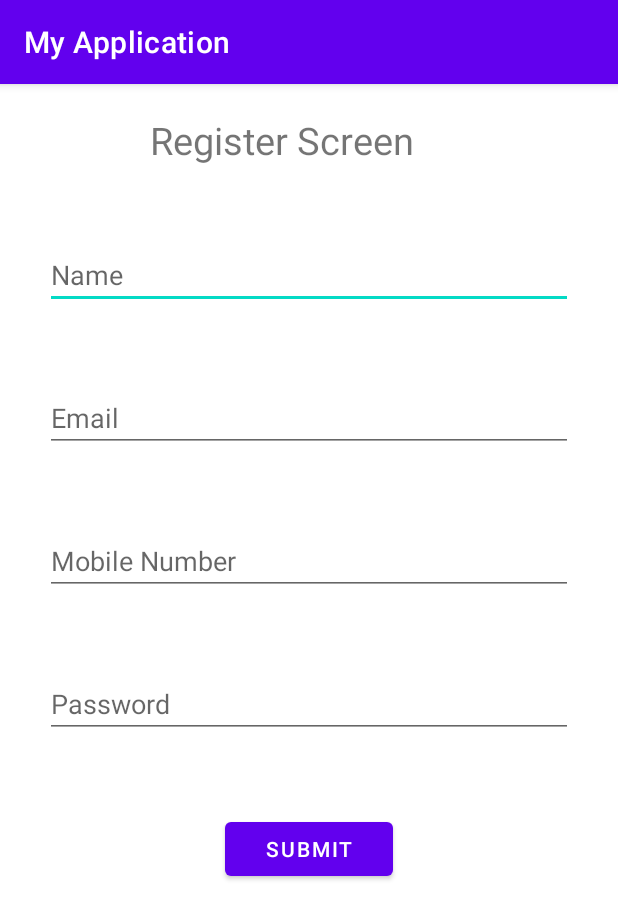
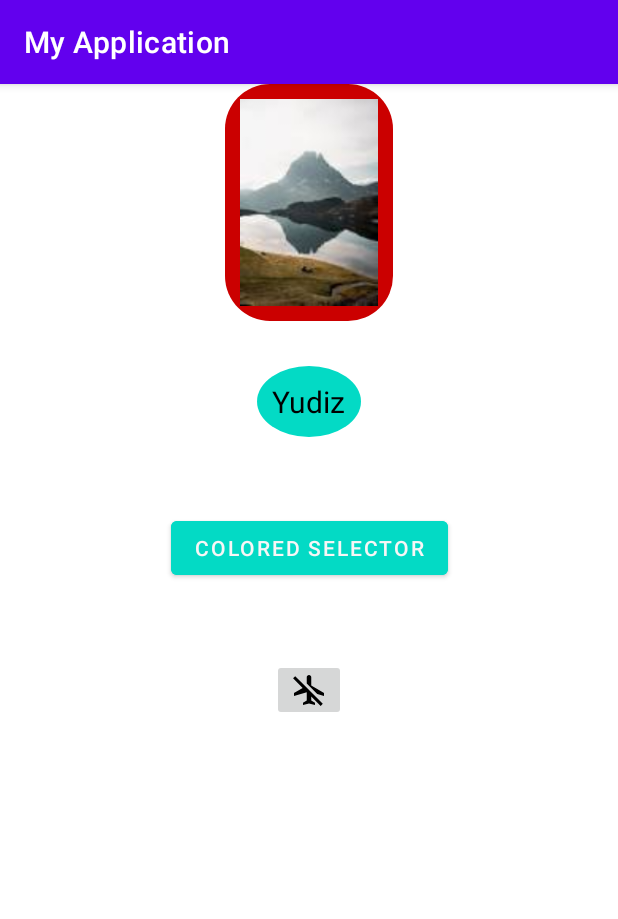
Before and after one commit to YudizAndroidAnand/Demo, an Android app: the screen it shows after launch (MainActivity before the commit, Shapes_drawable after it), on a phone screen of 412 x 824 dp. Shown: the top 919 px of the screen. Run offline under Robolectric (Android 15) with nearby library versions, the phone set to English and light mode, and no system bars.

Commit message:
Vector, Shapes and Drawable Selector

```diff
--- a/app/build.gradle
+++ b/app/build.gradle
@@ -9,7 +9,7 @@ android {
 
     defaultConfig {
         applicationId "com.example.myapplication"
-        minSdk 24
+        minSdk 25
         targetSdk 33
         versionCode 1
         versionName "1.0"
--- a/app/src/main/AndroidManifest.xml
+++ b/app/src/main/AndroidManifest.xml
@@ -11,12 +11,11 @@
         android:supportsRtl="true"
         android:theme="@style/Theme.MyApplication"
         tools:targetApi="31">
+
         <activity
-            android:name=".floatingButton"
-            android:exported="false" />
-        <activity
-            android:name=".MainActivity"
-            android:exported="true">
+            android:name=".Shapes_drawable"
+            android:exported="true"
+            tools:ignore="DuplicateActivity">
             <intent-filter>
                 <action android:name="android.intent.action.MAIN" />
 
--- a/app/src/main/java/com/example/myapplication/floatingButton.kt
+++ b/app/src/main/java/com/example/myapplication/Shapes_drawable.kt
@@ -3,12 +3,9 @@ package com.example.myapplication
 import androidx.appcompat.app.AppCompatActivity
 import android.os.Bundle
 
-class floatingButton : AppCompatActivity() {
+class Shapes_drawable : AppCompatActivity() {
     override fun onCreate(savedInstanceState: Bundle?) {
         super.onCreate(savedInstanceState)
-        setContentView(R.layout.activity_floating_button)
-
-
-
+        setContentView(R.layout.activity_shapes_drawable)
     }
 }
--- /dev/null
+++ b/app/src/main/res/color/selector_item.xml
@@ -0,0 +1,6 @@
+<?xml version="1.0" encoding="utf-8"?>
+<selector xmlns:android="http://schemas.android.com/apk/res/android">
+
+    <item android:state_pressed="true" android:color="@color/lite_pink"> </item>
+    <item android:state_pressed="false" android:color="@color/teal_200"> </item>
+</selector>
--- /dev/null
+++ b/app/src/main/res/drawable/colours.xml
@@ -0,0 +1,7 @@
+<?xml version="1.0" encoding="utf-8"?>
+<selector xmlns:android="http://schemas.android.com/apk/res/android">
+
+    <item android:state_pressed="true" android:drawable="@color/red"/>
+    <item android:state_pressed="false" android:drawable="@color/lite_pink"> </item>
+
+</selector>
--- /dev/null
+++ b/app/src/main/res/drawable/ic_airplanemode_off.xml
@@ -0,0 +1,5 @@
+<vector android:height="24dp" android:tint="#000000"
+    android:viewportHeight="24" android:viewportWidth="24"
+    android:width="24dp" xmlns:android="http://schemas.android.com/apk/res/android">
+    <path android:fillColor="@android:color/white" android:pathData="M10.5,7.67V3.5C10.5,2.67 11.17,2 12,2c0.83,0 1.5,0.67 1.5,1.5V9l8.5,5v2l-4.49,-1.32L10.5,7.67zM19.78,22.61l1.41,-1.41L13.5,13.5L9.56,9.56L2.81,2.81L1.39,4.22l6.38,6.38L2,14v2l8.5,-2.5V19L8,20.5L8,22l4,-1l4,1l0,-1.5L13.5,19v-2.67L19.78,22.61z"/>
+</vector>
--- /dev/null
+++ b/app/src/main/res/drawable/ic_airplanemode_on.xml
@@ -0,0 +1,5 @@
+<vector android:height="24dp" android:tint="#000000"
+    android:viewportHeight="24" android:viewportWidth="24"
+    android:width="24dp" xmlns:android="http://schemas.android.com/apk/res/android">
+    <path android:fillColor="@android:color/white" android:pathData="M22,16v-2l-8.5,-5V3.5C13.5,2.67 12.83,2 12,2s-1.5,0.67 -1.5,1.5V9L2,14v2l8.5,-2.5V19L8,20.5L8,22l4,-1l4,1l0,-1.5L13.5,19v-5.5L22,16z"/>
+</vector>
--- /dev/null
+++ b/app/src/main/res/drawable/selector_airplanemode_onoff.xml
@@ -0,0 +1,5 @@
+<?xml version="1.0" encoding="utf-8"?>
+<selector xmlns:android="http://schemas.android.com/apk/res/android">
+<item android:state_pressed="true" android:drawable="@drawable/ic_airplanemode_on"> </item>
+    <item android:state_pressed="false" android:drawable="@drawable/ic_airplanemode_off"> </item>
+</selector>
--- /dev/null
+++ b/app/src/main/res/drawable/shapes.xml
@@ -0,0 +1,17 @@
+<?xml version="1.0" encoding="utf-8"?>
+<shape xmlns:android="http://schemas.android.com/apk/res/android" android:shape="rectangle">
+
+    <corners android:radius="30dp" android:bottomLeftRadius="30dp" android:bottomRightRadius="30dp"
+        android:topLeftRadius="30dp" android:topRightRadius="30dp" >
+
+    </corners>
+    <size android:width="20dp" android:height="20dp" >
+
+    </size>
+    <solid android:color="@color/red">
+    </solid>
+    <padding android:bottom="10dp" android:left="10dp" android:right="10dp" android:top="10dp">
+
+    </padding>
+
+</shape>
--- /dev/null
+++ b/app/src/main/res/drawable/shapes2.xml
@@ -0,0 +1,14 @@
+<?xml version="1.0" encoding="utf-8"?>
+<shape xmlns:android="http://schemas.android.com/apk/res/android" android:shape="oval">
+<padding android:top="10dp" android:right="10dp" android:left="10dp" android:bottom="10dp">
+
+</padding>
+    <solid android:color="@color/teal_200">
+
+    </solid>
+    <size android:width="20dp" android:height="20dp">
+
+    </size>
+
+
+</shape>
--- /dev/null
+++ b/app/src/main/res/layout/activity_shapes_drawable.xml
@@ -0,0 +1,65 @@
+<?xml version="1.0" encoding="utf-8"?>
+<androidx.constraintlayout.widget.ConstraintLayout xmlns:android="http://schemas.android.com/apk/res/android"
+    xmlns:app="http://schemas.android.com/apk/res-auto"
+    xmlns:tools="http://schemas.android.com/tools"
+    android:layout_width="match_parent"
+    android:layout_height="match_parent"
+    tools:context=".Shapes_drawable">
+
+    <ImageView
+        android:id="@+id/imageview1"
+        android:layout_width="112dp"
+        android:layout_height="158dp"
+        android:background="@drawable/shapes"
+        android:padding="10dp"
+        android:src="@drawable/src_pic_1"
+        app:layout_constraintEnd_toEndOf="parent"
+        app:layout_constraintStart_toStartOf="parent"
+        app:layout_editor_absoluteY="100dp"
+        tools:ignore="MissingConstraints"
+        tools:layout_editor_absoluteY="98dp">
+
+    </ImageView>
+<TextView
+    android:id="@+id/imageview2"
+    android:layout_width="wrap_content"
+    android:layout_height="wrap_content"
+    app:layout_constraintEnd_toEndOf="parent"
+    app:layout_constraintStart_toStartOf="parent"
+    app:layout_constraintTop_toBottomOf="@+id/imageview1"
+    android:layout_marginTop="30dp"
+    android:textSize="20dp"
+    android:text="Yudiz"
+    android:textColor="@color/black"
+    android:background="@drawable/shapes2"
+    >
+
+</TextView>
+
+
+    <Button
+        android:id="@+id/btnBgSelector"
+        android:layout_width="wrap_content"
+        android:layout_height="wrap_content"
+        app:layout_constraintStart_toStartOf="parent"
+        app:layout_constraintEnd_toEndOf="parent"
+        app:layout_constraintTop_toBottomOf="@+id/imageview2"
+        android:layout_marginTop="50dp"
+        android:backgroundTint="@color/selector_item"
+        android:text="Colored Selector"
+        tools:ignore="MissingConstraints" />
+
+    <ImageButton
+        android:layout_width="49dp"
+        android:layout_height="41dp"
+        android:layout_marginTop="50dp"
+        app:layout_constraintEnd_toEndOf="parent"
+        app:layout_constraintStart_toStartOf="parent"
+        android:src="@drawable/selector_airplanemode_onoff"
+        app:layout_constraintTop_toBottomOf="@+id/btnBgSelector"
+
+        >
+
+    </ImageButton>
+
+</androidx.constraintlayout.widget.ConstraintLayout>
--- a/app/src/main/res/layout/views.xml
+++ b/app/src/main/res/layout/views.xml
@@ -109,6 +109,7 @@
     </TextView>
 
     <ToggleButton
+        android:id="@+id/btn1"
         android:layout_width="wrap_content"
         android:layout_height="wrap_content"
         app:layout_constraintStart_toStartOf="parent"
@@ -120,4 +121,15 @@
     </ToggleButton>
 
 
+
+    <EditText
+        android:layout_width="wrap_content"
+        android:layout_height="wrap_content"
+        app:layout_constraintStart_toStartOf="parent"
+        app:layout_constraintEnd_toEndOf="parent"
+        app:layout_constraintTop_toBottomOf="@+id/btn1"
+        android:layout_marginTop="50dp"
+        tools:ignore="MissingConstraints">
+
+    </EditText>
 </androidx.constraintlayout.widget.ConstraintLayout>
--- a/app/src/main/res/values/colors.xml
+++ b/app/src/main/res/values/colors.xml
@@ -6,5 +6,13 @@
     <color name="teal_200">#FF03DAC5</color>
     <color name="teal_700">#FF018786</color>
     <color name="black">#FF000000</color>
-    <color name="white">#FFFFFFFF</color>
+    <color name="white">#F8F6F6</color>
+    <color name="greeen">#05A56D</color>
+    <color name="lite_pink">#EDB0EF</color>
+    <color name="yellow">#FF0</color>
+    <color name="red">#CB0000</color>
+
+
+
+    <color name="abc">#0532A5</color>
 </resources>
--- a/app/src/main/res/values/strings.xml
+++ b/app/src/main/res/values/strings.xml
@@ -1,3 +1,5 @@
 <resources>
     <string name="app_name">My Application</string>
+    <string name="text_label">hello</string>
+    <string name="action_text">hi</string>
 </resources>
```
Also changed, not shown: app/src/main/res/drawable/ic_add.xml (renamed from app/src/main/res/drawable/baseline_add_24.xml).
